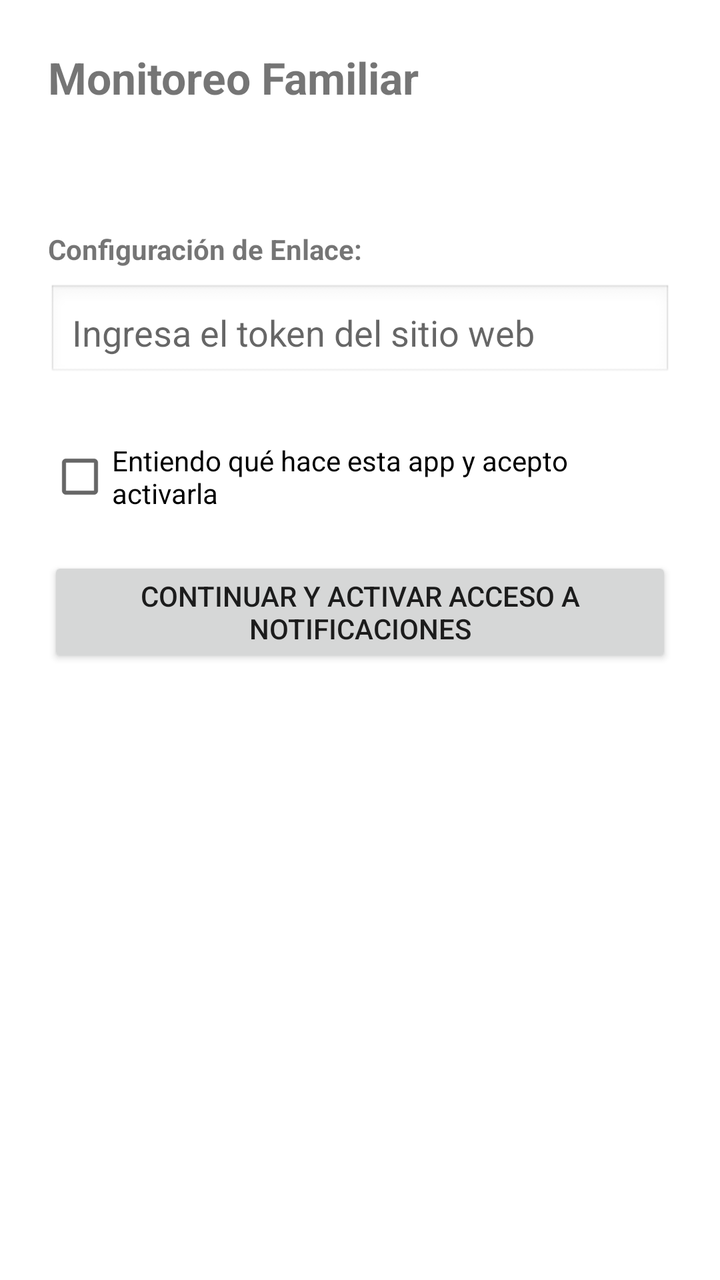
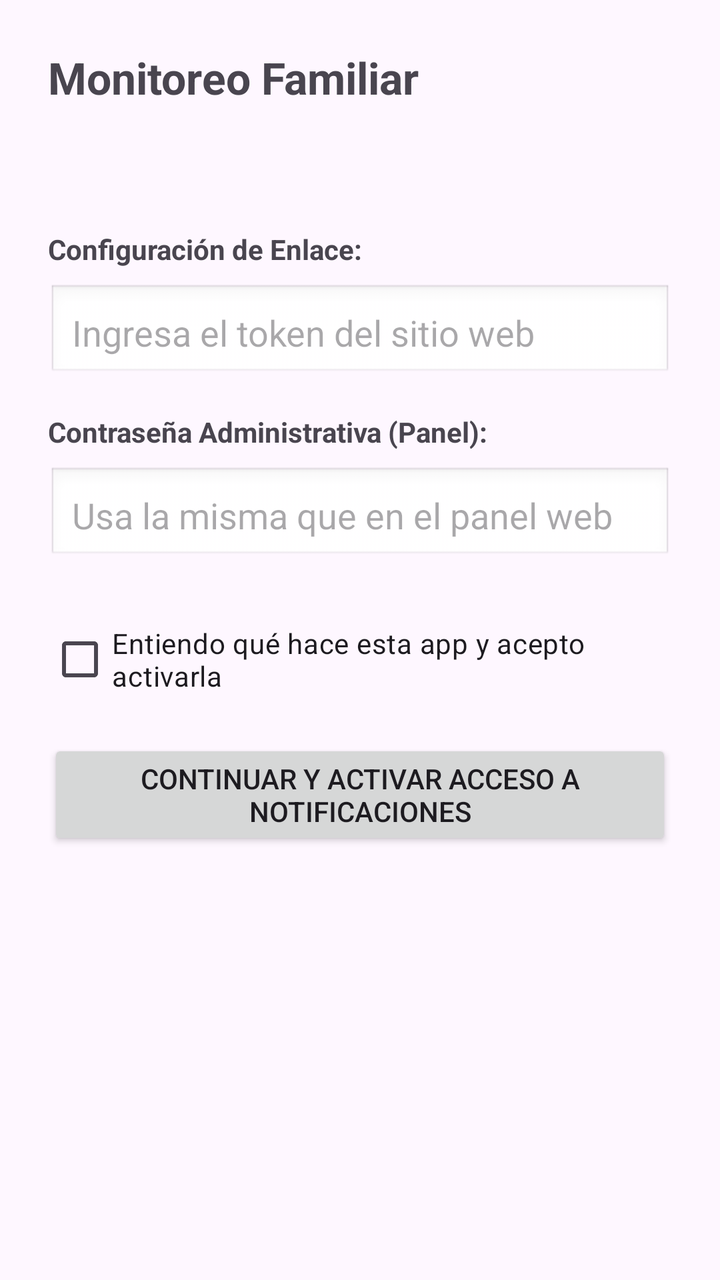

Compare the two renders of this Android layout. The source of the first and the diff that turns it into the second are given below.
<!-- AndroidManifest.xml: application theme Theme.FamiliaMonitor -->
<!-- res/layout/activity_consent.xml -->
<?xml version="1.0" encoding="utf-8"?>
<ScrollView xmlns:android="http://schemas.android.com/apk/res/android"
    android:layout_width="match_parent"
    android:layout_height="match_parent"
    android:padding="24dp">

    <LinearLayout
        android:orientation="vertical"
        android:layout_width="match_parent"
        android:layout_height="wrap_content">

        <TextView
            android:layout_width="wrap_content"
            android:layout_height="wrap_content"
            android:text="Monitoreo Familiar"
            android:textSize="22sp"
            android:textStyle="bold"
            android:layout_marginBottom="16dp" />

        <TextView
            android:id="@+id/tv_explanation"
            android:layout_width="match_parent"
            android:layout_height="wrap_content"
            android:textSize="16sp"
            android:lineSpacingExtra="4dp" />

        <TextView
            android:layout_width="wrap_content"
            android:layout_height="wrap_content"
            android:text="Configuración de Enlace:"
            android:textStyle="bold"
            android:layout_marginTop="24dp" />

        <EditText
            android:id="@+id/et_token"
            android:layout_width="match_parent"
            android:layout_height="wrap_content"
            android:layout_marginTop="8dp"
            android:hint="Ingresa el token del sitio web"
            android:inputType="textNoSuggestions"
            android:maxLines="1"
            android:background="@android:drawable/edit_text"
            android:padding="12dp" />

        <CheckBox
            android:id="@+id/cb_consent"
            android:layout_width="match_parent"
            android:layout_height="wrap_content"
            android:layout_marginTop="24dp"
            android:text="Entiendo qué hace esta app y acepto activarla" />

        <Button
            android:id="@+id/btn_continue"
            android:layout_width="match_parent"
            android:layout_height="wrap_content"
            android:layout_marginTop="16dp"
            android:text="Continuar y activar acceso a notificaciones" />

    </LinearLayout>
</ScrollView>
<!-- resources referenced by this layout -->
<resources>
  <style name="Theme.FamiliaMonitor" parent="Theme.MaterialComponents.DayNight.NoActionBar" />
</resources>

<!-- the commit's change to res/layout/activity_consent.xml (unified diff, before → after) -->
@@ -42,6 +42,24 @@
             android:background="@android:drawable/edit_text"
             android:padding="12dp" />
 
+        <TextView
+            android:layout_width="wrap_content"
+            android:layout_height="wrap_content"
+            android:text="Contraseña Administrativa (Panel):"
+            android:textStyle="bold"
+            android:layout_marginTop="16dp" />
+
+        <EditText
+            android:id="@+id/et_admin_password"
+            android:layout_width="match_parent"
+            android:layout_height="wrap_content"
+            android:layout_marginTop="8dp"
+            android:hint="Usa la misma que en el panel web"
+            android:inputType="textPassword"
+            android:maxLines="1"
+            android:background="@android:drawable/edit_text"
+            android:padding="12dp" />
+
         <CheckBox
             android:id="@+id/cb_consent"
             android:layout_width="match_parent"
<!-- resource entries referenced after the edit -->
@@ -1,5 +1,5 @@
 <!-- resources referenced by this layout -->
 <resources>
-  <style name="Theme.FamiliaMonitor" parent="Theme.MaterialComponents.DayNight.NoActionBar" />
+  <style name="Theme.FamiliaMonitor" parent="Theme.Material3.DayNight.NoActionBar" />
 </resources>
 
